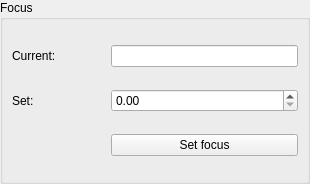
Above: pyobs_gui/qt/widgetfocus.ui from pyobs/pyobs-gui before the change. Below: the same form after it.
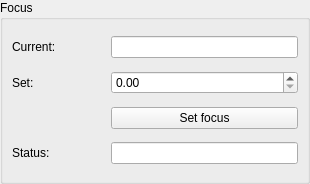
That is the form after the change.

Commit message: - changed MotionStatusChangedEvent to give status of all interfaces - added MotionStatusMixin - fixed DummyTelescope to use it - fixed GUI to use it

What changed in the file:
```diff
--- a/pyobs_gui/qt/widgetfocus.ui
+++ b/pyobs_gui/qt/widgetfocus.ui
@@ -32,40 +32,57 @@
       <string>Focus</string>
      </property>
      <layout class="QGridLayout" name="gridLayout_6" columnstretch="1,2">
-      <item row="0" column="1">
-       <widget class="QLineEdit" name="labelCurFocus">
-        <property name="alignment">
-         <set>Qt::AlignCenter</set>
-        </property>
-        <property name="readOnly">
-         <bool>true</bool>
-        </property>
-       </widget>
-      </item>
-      <item row="1" column="0">
+      <item row="3" column="0">
        <widget class="QLabel" name="label_11">
         <property name="text">
          <string>Set:</string>
         </property>
        </widget>
       </item>
-      <item row="0" column="0">
+      <item row="1" column="1">
+       <widget class="QLineEdit" name="labelCurFocus">
+        <property name="alignment">
+         <set>Qt::AlignCenter</set>
+        </property>
+        <property name="readOnly">
+         <bool>true</bool>
+        </property>
+       </widget>
+      </item>
+      <item row="1" column="0">
        <widget class="QLabel" name="label_12">
         <property name="text">
          <string>Current:</string>
         </property>
        </widget>
       </item>
-      <item row="2" column="1">
+      <item row="4" column="1">
        <widget class="QPushButton" name="butSetFocus">
         <property name="text">
          <string>Set focus</string>
         </property>
        </widget>
       </item>
-      <item row="1" column="1">
+      <item row="3" column="1">
        <widget class="QDoubleSpinBox" name="spinFocus"/>
       </item>
+      <item row="5" column="1">
+       <widget class="QLineEdit" name="labelCurStatus">
+        <property name="alignment">
+         <set>Qt::AlignCenter</set>
+        </property>
+        <property name="readOnly">
+         <bool>true</bool>
+        </property>
+       </widget>
+      </item>
+      <item row="5" column="0">
+       <widget class="QLabel" name="label_13">
+        <property name="text">
+         <string>Status:</string>
+        </property>
+       </widget>
+      </item>
      </layout>
     </widget>
    </item>
```
The commit also changes 6 other files.
